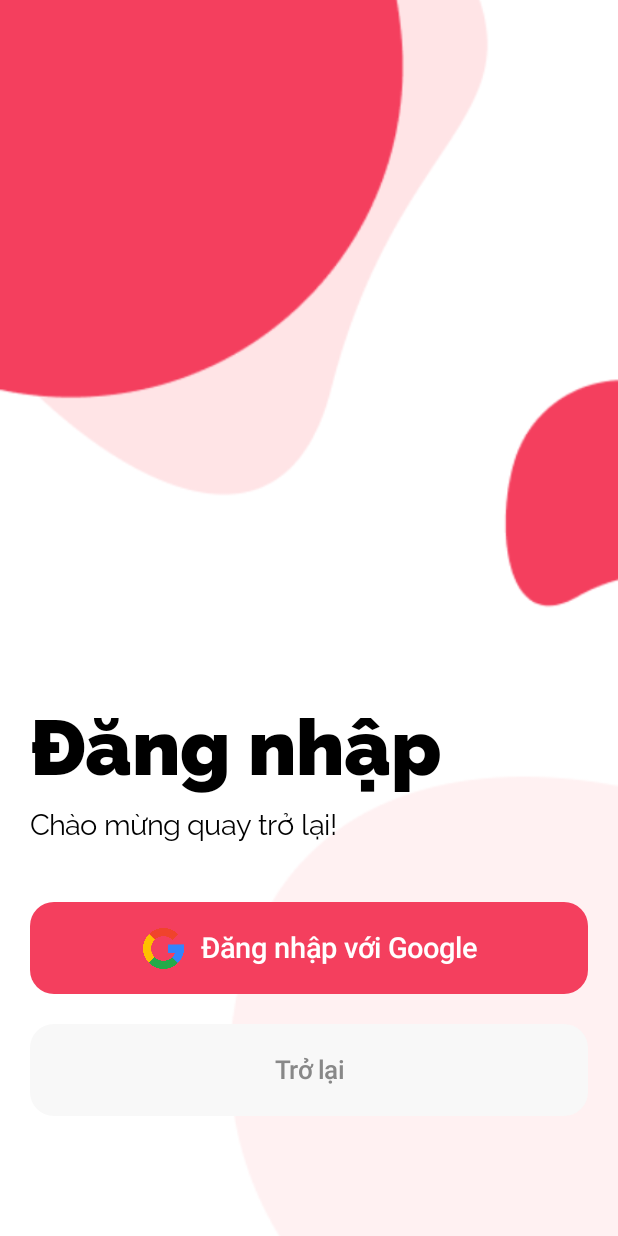
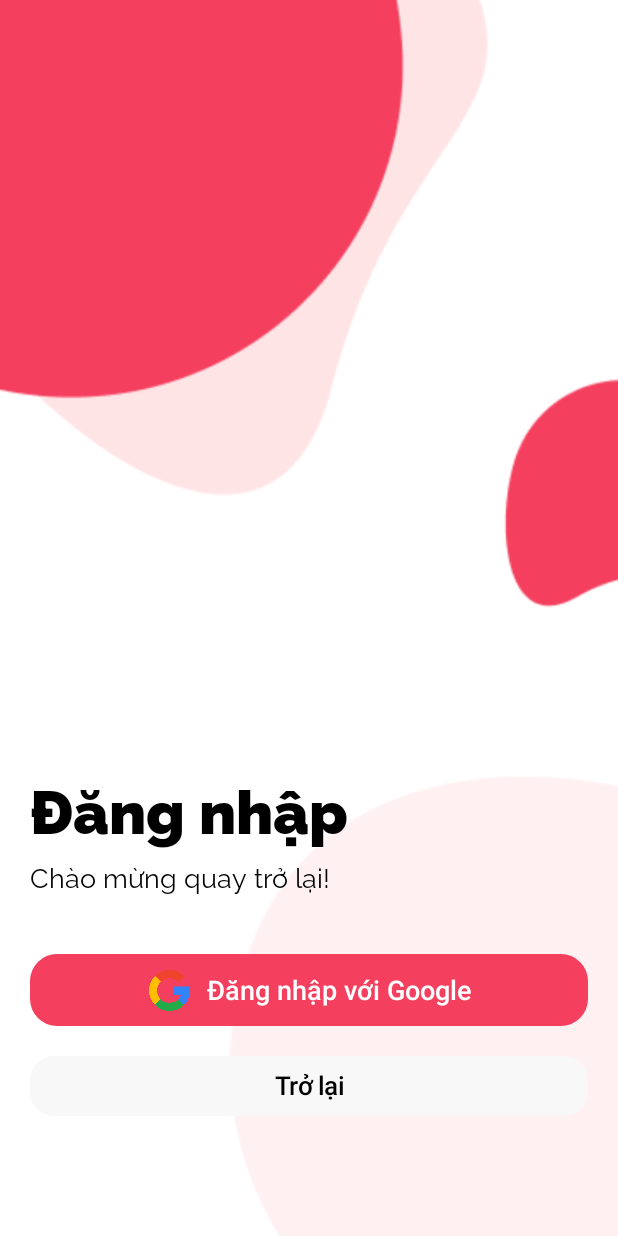
Before and after one commit to duongcao04/technology-shop, an Android app built with Jetpack Compose: the screen it shows after launch (MainActivity), after a tap on "Bắt đầu", on a phone screen of 412 x 824 dp. Run offline under Robolectric (Android 15) with nearby library versions, the phone set to English and light mode, and no system bars; our stand-ins replace Firebase (no records; nobody signed in at launch, a user with empty details on screens opened directly), accompanist; 2 statements that could not run were skipped.

Commit message:
chinh giao dien login va fix loi logout

```diff
--- a/techshop/app/src/main/java/com/example/techshop/utils/GoogleSignInUtils.kt
+++ b/techshop/app/src/main/java/com/example/techshop/utils/GoogleSignInUtils.kt
@@ -6,7 +6,7 @@ import com.google.android.gms.auth.api.signin.GoogleSignIn
 import com.google.android.gms.auth.api.signin.GoogleSignInClient
 import com.google.android.gms.auth.api.signin.GoogleSignInOptions
 
-object GoogleSignInUtils {
+object  GoogleSignInUtils {
     fun getGoogleSignInClient(context: Context): GoogleSignInClient {
         val googleSignInOptions = GoogleSignInOptions.Builder(GoogleSignInOptions.DEFAULT_SIGN_IN)
             .requestIdToken(context.getString(R.string.default_web_client_id))  // Truyền context vào để lấy chuỗi từ resources
--- a/techshop/app/src/main/java/com/example/techshop/views/LoginScreen.kt
+++ b/techshop/app/src/main/java/com/example/techshop/views/LoginScreen.kt
@@ -100,14 +100,14 @@ fun LoginScreen(viewModel: AuthViewModel, navController: NavController) {
         ) {
             Text(
                 text = "Đăng nhập", color = Color.Black, style = TextStyle(
-                    fontSize = 52.sp,
+                    fontSize = 40.sp,
                     fontWeight = FontWeight(800)
                 ), fontFamily = Raleway
             )
             Text(
                 "Chào mừng quay trở lại!",
                 color = Color.Black, style = TextStyle(
-                    fontSize = 19.sp,
+                    fontSize = 18.sp,
                     fontWeight = FontWeight(400)
                 ), modifier = Modifier.padding(0.dp, 10.dp, 0.dp, 0.dp), fontFamily = Raleway
             )
@@ -117,9 +117,9 @@ fun LoginScreen(viewModel: AuthViewModel, navController: NavController) {
                     launcher.launch(googleSignInClient.signInIntent)
                 } },
                 modifier = Modifier
-                    .height(61.dp)
+                    .height(48.dp)
                     .fillMaxWidth(),
-                shape = androidx.compose.foundation.shape.RoundedCornerShape(16.dp),
+                shape = androidx.compose.foundation.shape.RoundedCornerShape(18.dp),
                 colors = ButtonDefaults.buttonColors(
                     containerColor = Primary500
                 )
@@ -136,7 +136,7 @@ fun LoginScreen(viewModel: AuthViewModel, navController: NavController) {
                     Text(
                         "Đăng nhập với Google",
                         style = TextStyle(
-                            fontSize = 19.sp,
+                            fontSize = 18.sp,
                             fontWeight = FontWeight(500)
                         ),
                         modifier = Modifier.padding(start = 10.dp),
@@ -149,7 +149,7 @@ fun LoginScreen(viewModel: AuthViewModel, navController: NavController) {
                     navController.navigate("splash")
                 },
                 modifier = Modifier
-                    .height(61.dp)
+                    .height(40.dp)
                     .fillMaxWidth(),
                 shape = androidx.compose.foundation.shape.RoundedCornerShape(16.dp),
                 colors = ButtonDefaults.buttonColors(
@@ -161,7 +161,7 @@ fun LoginScreen(viewModel: AuthViewModel, navController: NavController) {
                     style = TextStyle(
                         fontSize = 17.sp,
                         fontWeight = FontWeight(500),
-                        color = Color.Gray,
+                        color = Color.Black,
                     ),
                 )
             }
--- a/techshop/app/src/main/java/com/example/techshop/views/Naviagtion.kt
+++ b/techshop/app/src/main/java/com/example/techshop/views/Naviagtion.kt
@@ -77,7 +77,7 @@ fun AppNavigation(authViewModel: AuthViewModel, productViewModel: ProductViewMod
                 }
             }
             composable("me") {
-                ProfileScreen(navController, profileViewModel)
+                ProfileScreen(navController, profileViewModel, authViewModel)
             }
             composable("infoUser") {
                 CustomerInfoScreen(navController, profileViewModel)
--- a/techshop/app/src/main/java/com/example/techshop/views/Splash.kt
+++ b/techshop/app/src/main/java/com/example/techshop/views/Splash.kt
@@ -95,6 +95,7 @@ fun Splash(navController: NavController) {
                     Text(
                         text = "Bắt đầu",
                         style = MaterialTheme.typography.labelLarge.copy(
+                            fontSize = 18.sp,
                             fontWeight = FontWeight.Bold
                         )
                     )
```
Also changed, not shown: techshop/app/src/main/java/com/example/techshop/viewmodels/AuthViewmodel.kt (+25 -0 lines), techshop/app/src/main/java/com/example/techshop/viewmodels/ProfileViewmodel.kt (+11 -11 lines), techshop/app/src/main/java/com/example/techshop/views/ProfileScreen.kt (+19 -15 lines).
